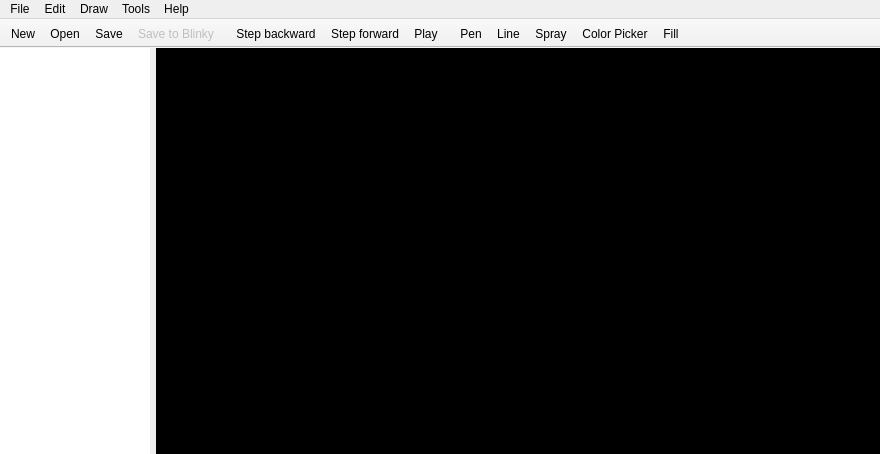
Above: PatternPaint/mainwindow.ui from Blinkinlabs/PatternPaint before the change. Below: the same form after it.
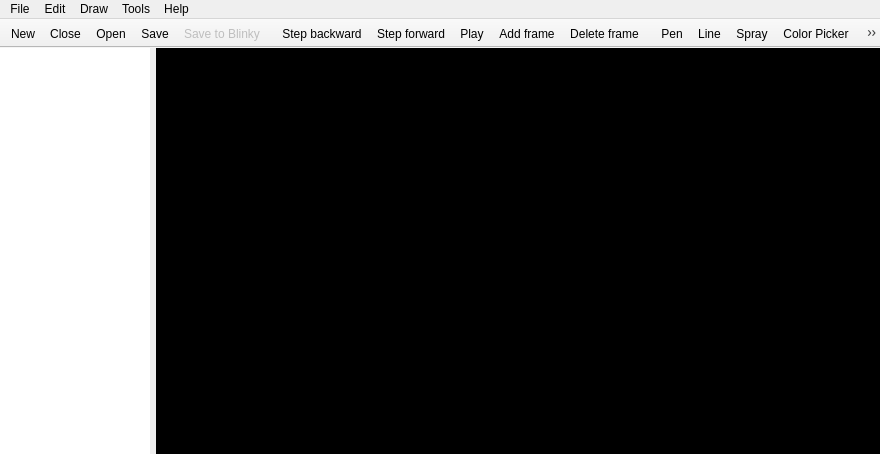
That is the form after the change. Icons and pictures are not drawn. Custom widgets are drawn as their Qt base class.

Commit message: Update splash again, add frame add/remove icons, fix bug in fill instrument

Patch:
```diff
--- a/PatternPaint/mainwindow.ui
+++ b/PatternPaint/mainwindow.ui
@@ -309,6 +309,7 @@
     <bool>false</bool>
    </attribute>
    <addaction name="actionNew"/>
+   <addaction name="actionClose"/>
    <addaction name="actionLoad_File"/>
    <addaction name="actionSave_File"/>
    <addaction name="actionSave_to_Blinky"/>
@@ -332,6 +333,8 @@
    <addaction name="actionStepBackward"/>
    <addaction name="actionStepForward"/>
    <addaction name="actionPlay"/>
+   <addaction name="actionAddFrame"/>
+   <addaction name="actionDeleteFrame"/>
   </widget>
   <widget class="QToolBar" name="instrumentToolbar">
    <property name="windowTitle">
```
Left out of the diff: 21 changed lines with no effect on the pictures. The commit also changes 7 other files.
